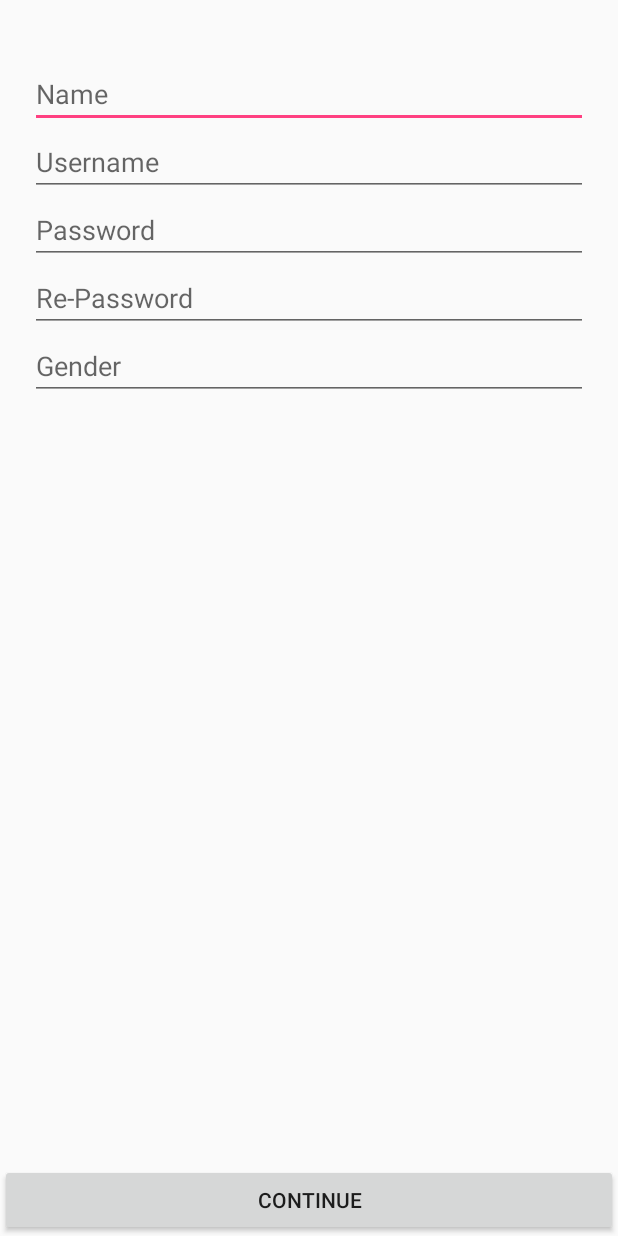
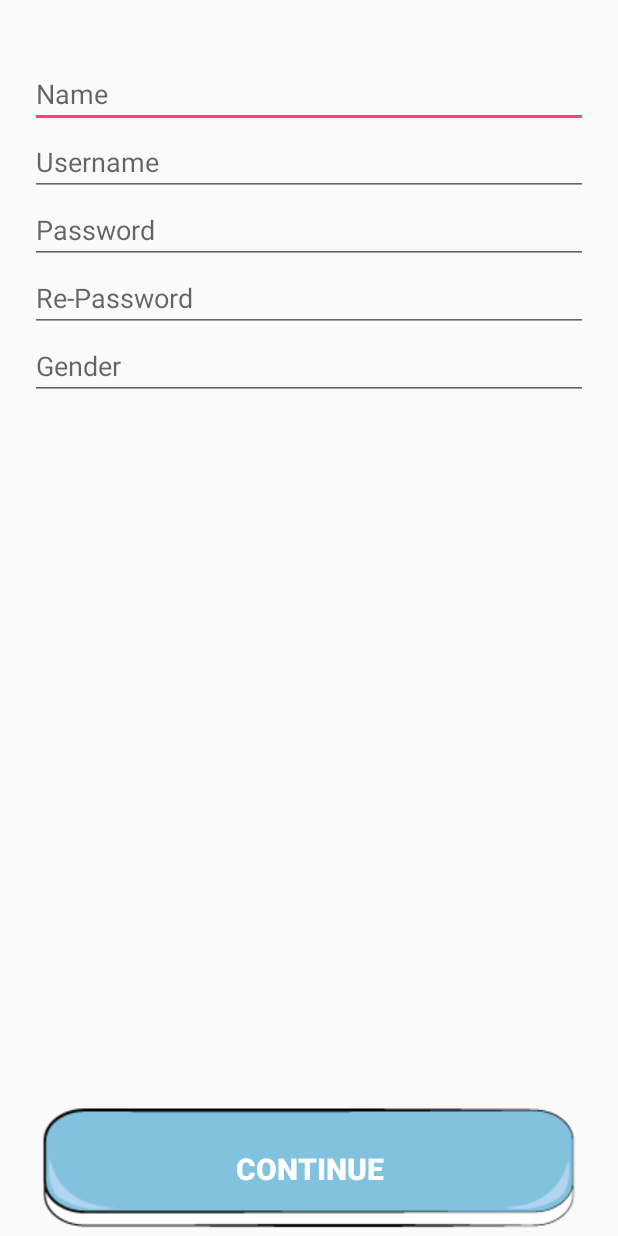
Before and after one commit to SittipornSuksapan/Watch_Over_main, an Android app: the CreateAccountActivity screen opened directly, with no data from a screen before it, on a phone screen of 412 x 824 dp. Run offline under Robolectric (Android 15) with nearby library versions, the phone set to English and light mode, and no system bars; libraries missing offline, so code that uses them is left out: com.squareup.okhttp.

Commit message:
step 2 Ok

```diff
--- a/app/src/main/res/layout/activity_create_account.xml
+++ b/app/src/main/res/layout/activity_create_account.xml
@@ -15,44 +15,96 @@
         android:layout_marginTop="40dp"
         android:orientation="vertical">
 
+        <LinearLayout
+            android:layout_width="match_parent"
+            android:layout_height="wrap_content"
+            android:orientation="horizontal">
+
+            <ImageView
+
+                android:layout_width="wrap_content"
+                android:layout_height="wrap_content" />
             <EditText
                 android:id="@+id/edtName"
                 android:layout_width="match_parent"
                 android:layout_height="wrap_content"
                 android:hint="Name" />
+        </LinearLayout>
 
+        <LinearLayout
+            android:layout_width="match_parent"
+            android:layout_height="wrap_content"
+            android:orientation="horizontal">
+
+            <ImageView
+                android:layout_width="wrap_content"
+                android:layout_height="wrap_content" />
             <EditText
                 android:id="@+id/edtUser"
                 android:layout_width="match_parent"
                 android:layout_height="wrap_content"
                 android:hint="Username" />
+        </LinearLayout>
 
+        <LinearLayout
+            android:layout_width="match_parent"
+            android:layout_height="wrap_content"
+            android:orientation="horizontal">
+
+            <ImageView
+                android:layout_width="wrap_content"
+                android:layout_height="wrap_content" />
             <EditText
                 android:id="@+id/edtPassword"
                 android:layout_width="match_parent"
                 android:layout_height="wrap_content"
                 android:hint="Password" />
+        </LinearLayout>
 
+        <LinearLayout
+            android:layout_width="match_parent"
+            android:layout_height="wrap_content"
+            android:orientation="horizontal">
+
+            <ImageView
+                android:layout_width="wrap_content"
+                android:layout_height="wrap_content" />
             <EditText
                 android:id="@+id/edtRepassword"
                 android:layout_width="match_parent"
                 android:layout_height="wrap_content"
                 android:hint="Re-Password" />
+        </LinearLayout>
 
+        <LinearLayout
+            android:layout_width="match_parent"
+            android:layout_height="wrap_content"
+            android:orientation="horizontal">
+
+            <ImageView
+                android:layout_width="wrap_content"
+                android:layout_height="wrap_content" />
             <EditText
                 android:id="@+id/edtGender"
                 android:layout_width="match_parent"
                 android:layout_height="wrap_content"
                 android:hint="Gender" />
+        </LinearLayout>
 
     </LinearLayout>
+
     <Button
+        android:id="@+id/btnContCreateAccount"
+        android:layout_width="match_parent"
+        android:layout_height="wrap_content"
         android:layout_alignParentBottom="true"
-        android:id="@+id/btnContCreateAccount"
+        android:layout_marginLeft="20dp"
+        android:layout_marginRight="20dp"
+        android:background="@drawable/btn2"
         android:text="Continue"
-        android:layout_width="match_parent"
-        android:layout_height="wrap_content" />
-
+        android:textColor="#ffffff"
+        android:textSize="20sp"
+        android:textStyle="bold" />
 
 
 </RelativeLayout>
```
Also changed, not shown: app/src/main/res/layout/activity_home.xml (+34 -11 lines), app/src/main/res/layout/activity_login.xml (+59 -20 lines), app/src/main/gender-web.png (added), app/src/main/res/mipmap-hdpi/gender.png (added), app/src/main/res/mipmap-mdpi/gender.png (added), app/src/main/res/mipmap-xhdpi/gender.png (added), app/src/main/res/mipmap-xxhdpi/gender.png (added), app/src/main/res/mipmap-xxxhdpi/gender.png (added). Lines whose indentation alone changed are shown as unchanged.
